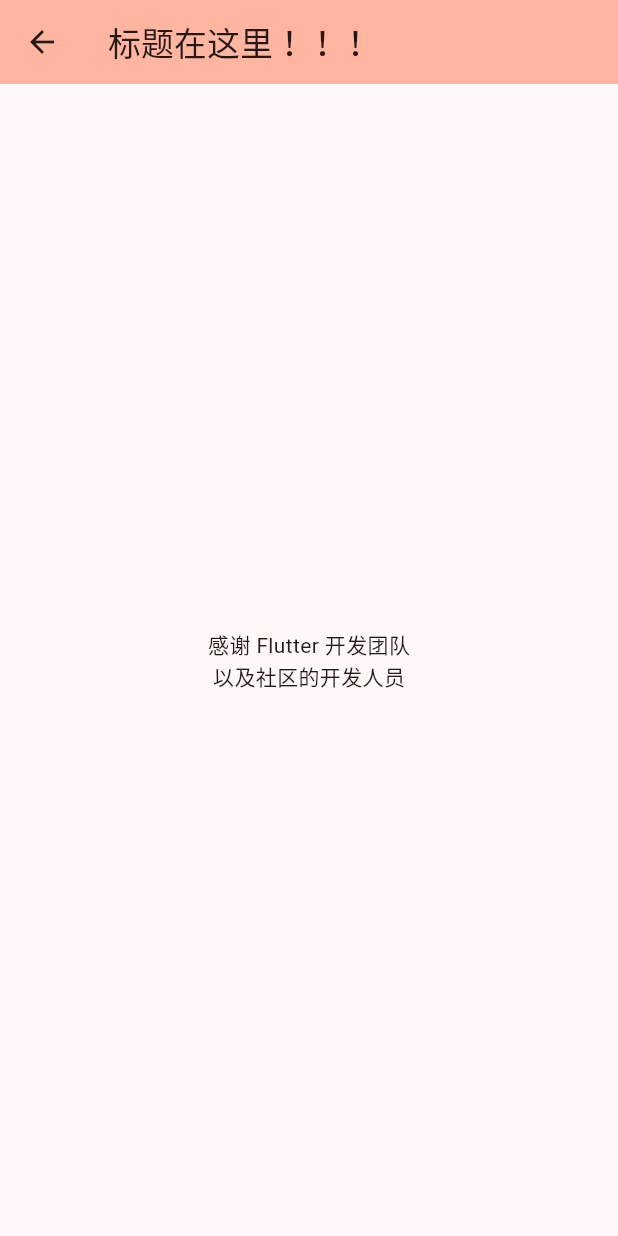
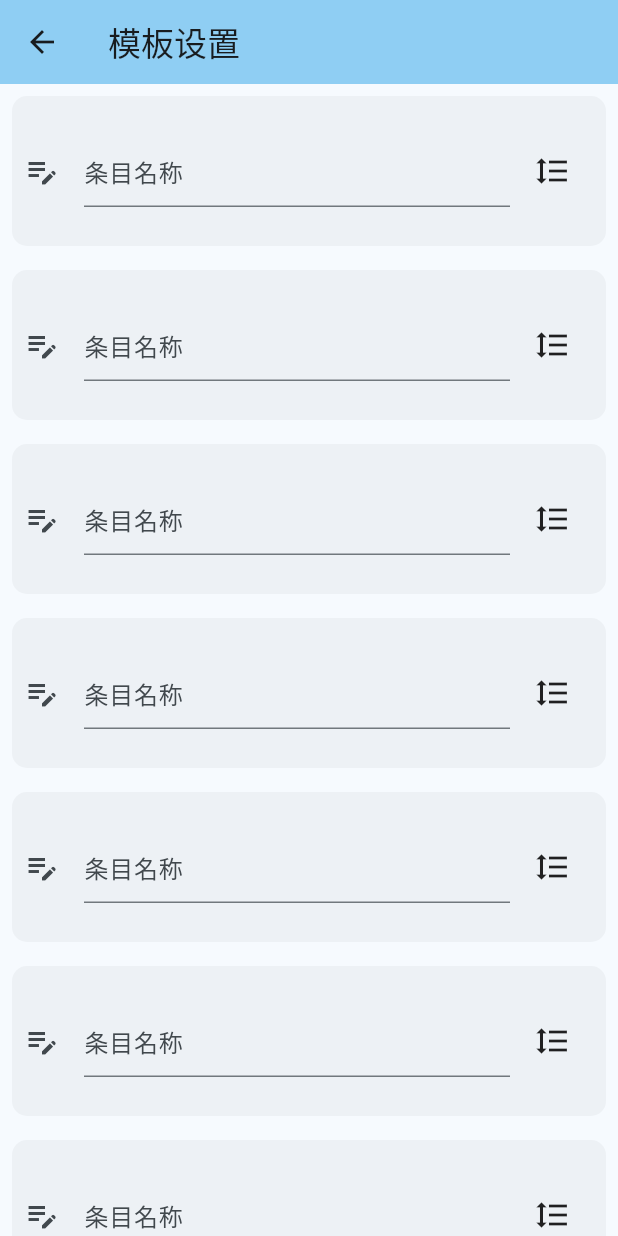
Before and after one commit to WhiteChimney/stock_managing, a Flutter app: the MyTemplatePage screen opened directly, on a phone screen of 412 x 824 dp. Run offline on Flutter 3.47's test engine with Material 2 defaults, Android fonts, the phone set to English and light mode, and no system bars; our stand-ins replace camera, file_picker, shared_preferences; missing offline and left inert: dartssh2; accounts and stored records are empty.

Commit message:
完成了模板样式的修改

```diff
--- a/lib/main.dart
+++ b/lib/main.dart
@@ -30,7 +30,7 @@ class _MyAppState extends State<MyApp> {
     return MaterialApp(
       title: 'Flutter Demo',
       theme: ThemeData(
-        colorScheme: ColorScheme.fromSeed(seedColor: Colors.deepOrange),
+        colorScheme: ColorScheme.fromSeed(seedColor: Colors.lightBlueAccent),
         useMaterial3: true,
       ),
       home: MyHomePage(title: '主页', serverResult: widget.result),
--- a/lib/pages/home_page.dart
+++ b/lib/pages/home_page.dart
@@ -7,7 +7,9 @@ import 'package:shared_preferences/shared_preferences.dart';
 import 'package:stock_managing/pages/about_page.dart';
 import 'package:stock_managing/pages/edit_item_page.dart';
 import 'package:stock_managing/pages/item_details_page.dart';
+import 'package:stock_managing/pages/my_template_page.dart';
 import 'package:stock_managing/pages/settings_page.dart';
+import 'package:stock_managing/tools/data_processing.dart';
 import 'package:stock_managing/tools/my_ssh.dart';
 import 'package:stock_managing/tools/server_communication.dart';
 
@@ -141,8 +143,8 @@ class _MyHomePageState extends State<MyHomePage> {
             ListTile(
               title: const Text('模板设置'),
               onTap: () {
-                Navigator.of(context).push(
-                    MaterialPageRoute(builder: (context) => const AboutPage()));
+                Navigator.of(context).push(MaterialPageRoute(
+                    builder: (context) => const MyTemplatePage()));
               },
             ),
             ListTile(
@@ -247,6 +249,8 @@ class _MyHomePageState extends State<MyHomePage> {
   }
 
   void _downloadItemsInfo() async {
+    pref = await loadUserPreferences();
+    serverInfo = loadSshServerInfoFromPref(pref);
     var result = await downloadJsonFromServer();
     var mainJsonPath = result[1];
     itemsInfo = jsonDecode(File(mainJsonPath).readAsStringSync());
--- a/lib/pages/my_template_page.dart
+++ b/lib/pages/my_template_page.dart
@@ -8,6 +8,7 @@ class MyTemplatePage extends StatefulWidget {
 }
 
 class _MyTemplatePageState extends State<MyTemplatePage> {
+  List<String> items = List.generate(20, (int i) => '$i');
   @override
   Widget build(BuildContext context) {
     return Scaffold(
@@ -16,19 +17,59 @@ class _MyTemplatePageState extends State<MyTemplatePage> {
         leading: IconButton(
           icon: const Icon(Icons.arrow_back),
           onPressed: () {
-            // Navigator.pop(context);
+            Navigator.pop(context);
           },
         ),
-        title: const Text('标题在这里！！！'),
+        title: const Text('模板设置'),
       ),
-      body: const Center(
-        child: Column(
-          mainAxisAlignment: MainAxisAlignment.center,
-          children: [
-            Text('感谢 Flutter 开发团队'),
-            Text('以及社区的开发人员'),
-          ],
-        ),
+      body: ReorderableListView(
+        children: <Widget>[
+          for (String item in items)
+            Container(
+              key: ValueKey(item),
+              height: 100,
+              margin: EdgeInsets.all(8.0),
+              decoration: BoxDecoration(
+                  color: Theme.of(context).colorScheme.onInverseSurface,
+                  borderRadius: BorderRadius.circular(10)),
+              child: _generateItems(item),
+            )
+        ],
+        onReorder: (int oldIndex, int newIndex) {
+          if (oldIndex < newIndex) {
+            newIndex -= 1;
+          }
+          var child = items.removeAt(oldIndex);
+          items.insert(newIndex, child);
+          setState(() {});
+        },
+      ),
+    );
+  }
+
+  Container _generateItems(String item) {
+    return Container(
+      child: Row(
+        children: [
+          Container(
+            width: MediaQuery.of(context).size.width - 72,
+            child: Padding(
+              padding: const EdgeInsets.all(8.0),
+              child: TextField(
+                maxLines: 1,
+                decoration: const InputDecoration(
+                  icon: Icon(Icons.edit_note),
+                  border: UnderlineInputBorder(),
+                  hintText: '条目名称',
+                ),
+              ),
+            ),
+          ),
+          Padding(
+            padding: const EdgeInsets.all(8.0),
+            child: Icon(Icons.format_line_spacing),
+          ),
+        ],
       ),
     );
   }
```
